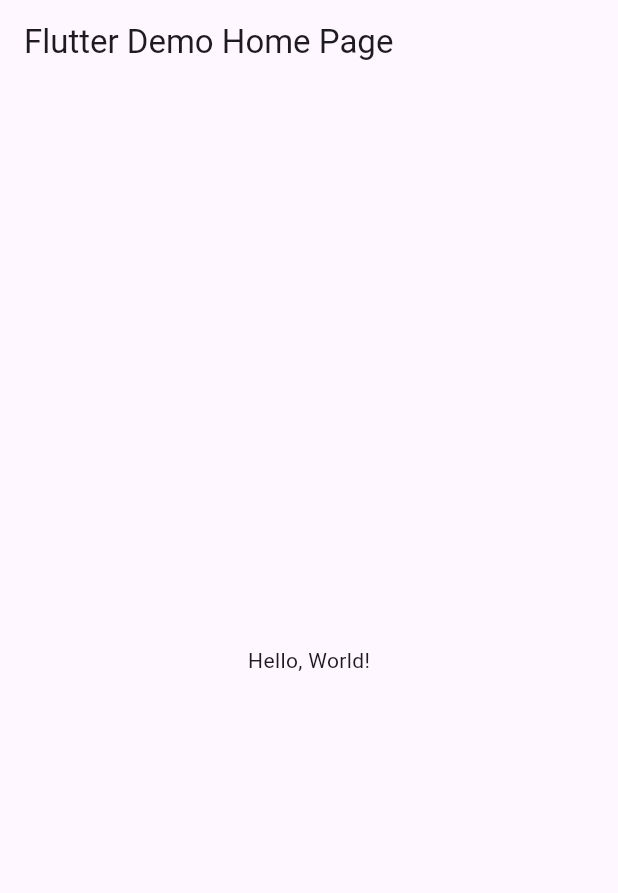
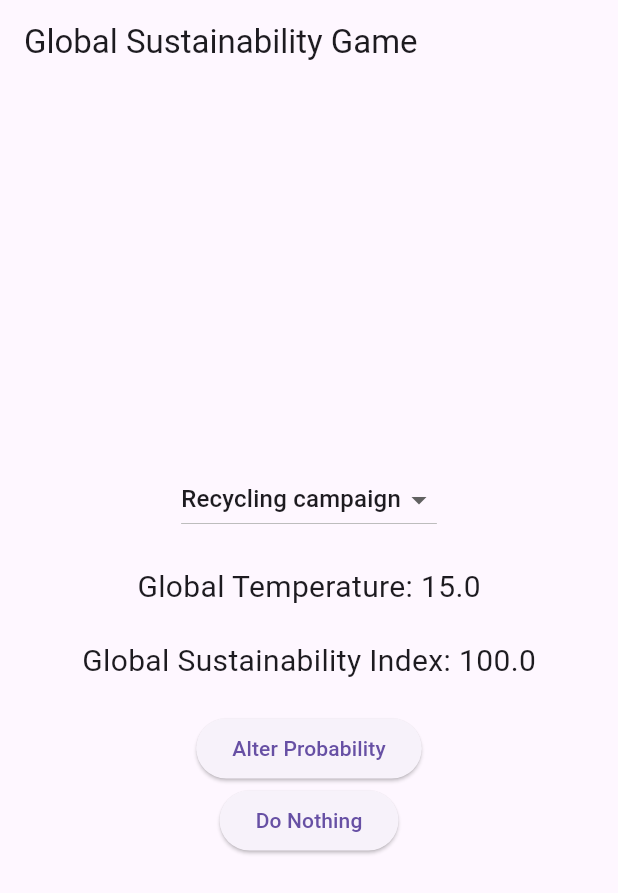
Before and after one commit to datjandra/green-destiny, a Flutter app: the screen it shows after launch, on a phone screen of 412 x 824 dp. Shown: the top 893 px of the screen. Run offline on Flutter 3.47's test engine with Material 3 defaults, Android fonts, the phone set to English and light mode, and no system bars.

Commit message:
initial commit

```diff
--- a/lib/main.dart
+++ b/lib/main.dart
@@ -1,43 +1,186 @@
 import 'package:flutter/material.dart';
+import 'dart:math';
 
-void main() => runApp(MyApp());
+void main() {
+  runApp(MyApp());
+}
 
 class MyApp extends StatelessWidget {
-  const MyApp({super.key});
-  // This widget is the root of your application.
   @override
   Widget build(BuildContext context) {
     return MaterialApp(
-      // Application name
-      title: 'Flutter Hello World',
-      // Application theme data, you can set the colors for the application as
-      // you want
+      title: 'Green Destiny',
       theme: ThemeData(
-        // useMaterial3: true,
-        primarySwatch: Colors.blue,
+        primarySwatch: Colors.green,
       ),
-      // A widget which will be started on application startup
-      home: MyHomePage(title: 'Flutter Demo Home Page'),
+      home: GamePage(),
     );
   }
 }
 
-class MyHomePage extends StatelessWidget {
-  final String title;
-  const MyHomePage({super.key, required this.title});
+class GamePage extends StatefulWidget {
+  @override
+  _GamePageState createState() => _GamePageState();
+}
+
+class _GamePageState extends State<GamePage> {
+  double globalTemperature = 15.0; // Initial global temperature
+  double winThreshold =
+      10.0; // Player wins if global temperature is reduced below this threshold
+  double loseThreshold =
+      20.0; // Player loses if global temperature exceeds this threshold
+  double globalSustainabilityIndex =
+      100.0; // Initial global sustainability index
+  double playerProbabilityPowerLevel = 1.0; // Initial probability power level
+  double sustainabilityOveruseFactor =
+      0.1; // Factor to adjust globalSustainabilityIndex when power overused
+  List<Scenario> scenarios = [
+    Scenario(
+        name: 'Beach cleanup',
+        temperatureImpact: -0.5,
+        sustainabilityImpact: 0.1),
+    Scenario(
+        name: 'Recycling campaign',
+        temperatureImpact: -0.3,
+        sustainabilityImpact: 0.05),
+    Scenario(
+        name: 'Planting trees',
+        temperatureImpact: -0.4,
+        sustainabilityImpact: 0.08),
+    // Add more scenarios here
+  ];
+  String currentScenario = ''; // Initial scenario
+
+  void executeAction(bool alterProbability, String selectedScenario) {
+    Scenario scenario = scenarios.firstWhere((s) => s.name == selectedScenario);
+
+    // Execute action based on scenario and power level
+    if (alterProbability) {
+      double successProbability = min(playerProbabilityPowerLevel * 0.5,
+          1.0); // Adjust the success probability
+      if (Random().nextDouble() < successProbability) {
+        adjustGlobalTemperature(
+            scenario.temperatureImpact * playerProbabilityPowerLevel);
+        updateGlobalSustainabilityIndex(
+            scenario.sustainabilityImpact * playerProbabilityPowerLevel);
+        // Increase playerProbabilityPowerLevel after every successful alteration
+        playerProbabilityPowerLevel += 0.1;
+      } else {
+        print('Alteration failed!');
+        // Add failure logic here
+        adjustGlobalTemperature(scenario.temperatureImpact);
+        // Altering probability is dangerous even if alteration failed
+        updateGlobalSustainabilityIndex(
+            scenario.sustainabilityImpact * playerProbabilityPowerLevel);
+      }
+    } else {
+      print('Player chose not to alter probability.');
+      adjustGlobalTemperature(scenario.temperatureImpact);
+    }
+
+    // Check for unintended consequence of power overuse
+    if (globalSustainabilityIndex <= 0) {
+      // If sustainability index is depleted, player loses
+      print('Game over! Global sustainability index depleted.');
+      // Add game over logic here
+    }
+    // Add additional actions here if needed
+  }
+
+  void adjustGlobalTemperature(double adjustment) {
+    setState(() {
+      globalTemperature += adjustment;
+    });
+  }
+
+  void updateGlobalSustainabilityIndex(double impact) {
+    setState(() {
+      globalSustainabilityIndex +=
+          impact - (sustainabilityOveruseFactor * playerProbabilityPowerLevel);
+    });
+  }
+
+  void updateGlobalTemperature() {
+    setState(() {
+      globalTemperature +=
+          Random().nextDouble() * 0.5 - 0.25; // Random fluctuation
+    });
+  }
+
+  @override
+  void initState() {
+    super.initState();
+    selectRandomScenario(); // Select a random scenario when the game page is initialized
+  }
+
+  void selectRandomScenario() {
+    setState(() {
+      currentScenario = scenarios[Random().nextInt(scenarios.length)].name;
+    });
+  }
 
   @override
   Widget build(BuildContext context) {
     return Scaffold(
       appBar: AppBar(
-        // The title text which will be shown on the action bar
-        title: Text(title),
+        title: Text('Global Sustainability Game'),
       ),
       body: Center(
-        child: Text(
-          'Hello, World!',
+        child: Column(
+          mainAxisAlignment: MainAxisAlignment.center,
+          children: <Widget>[
+            DropdownButton<String>(
+              value: currentScenario,
+              onChanged: (String? newValue) {
+                setState(() {
+                  currentScenario = newValue!;
+                });
+              },
+              items:
+                  scenarios.map<DropdownMenuItem<String>>((Scenario scenario) {
+                return DropdownMenuItem<String>(
+                  value: scenario.name,
+                  child: Text(scenario.name),
+                );
+              }).toList(),
+            ),
+            SizedBox(height: 20),
+            Text(
+              'Global Temperature: $globalTemperature',
+              style: TextStyle(fontSize: 20),
+            ),
+            SizedBox(height: 20),
+            Text(
+              'Global Sustainability Index: $globalSustainabilityIndex',
+              style: TextStyle(fontSize: 20),
+            ),
+            SizedBox(height: 20),
+            ElevatedButton(
+              onPressed: () {
+                executeAction(true, currentScenario); // Alter probability
+              },
+              child: Text('Alter Probability'),
+            ),
+            ElevatedButton(
+              onPressed: () {
+                executeAction(false, currentScenario); // Do nothing
+              },
+              child: Text('Do Nothing'),
+            ),
+          ],
         ),
       ),
     );
   }
 }
+
+class Scenario {
+  final String name;
+  final double temperatureImpact;
+  final double sustainabilityImpact;
+
+  Scenario(
+      {required this.name,
+      required this.temperatureImpact,
+      required this.sustainabilityImpact});
+}
```
